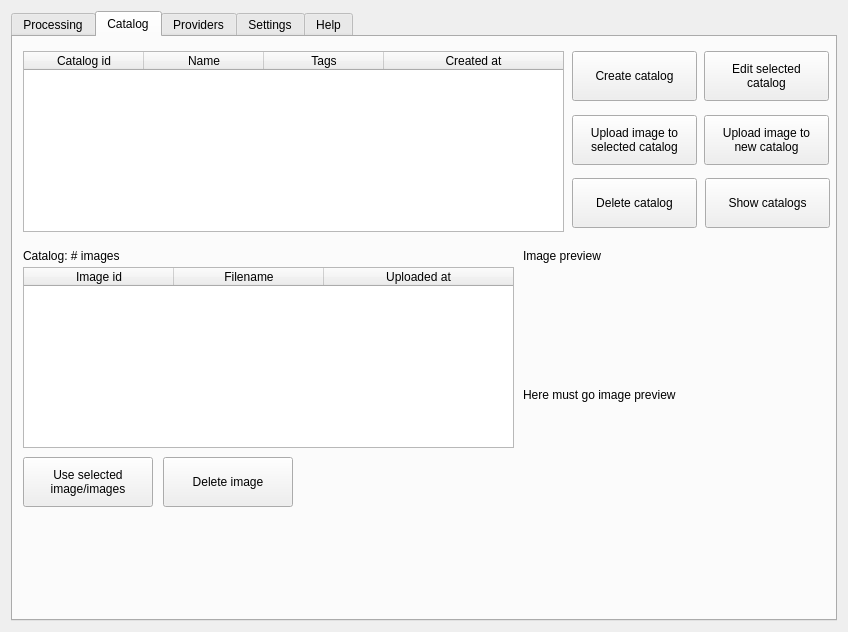
Old version of the form mapflow/static/ui/main_dialog.ui in the repository Geoalert/mapflow-qgis.
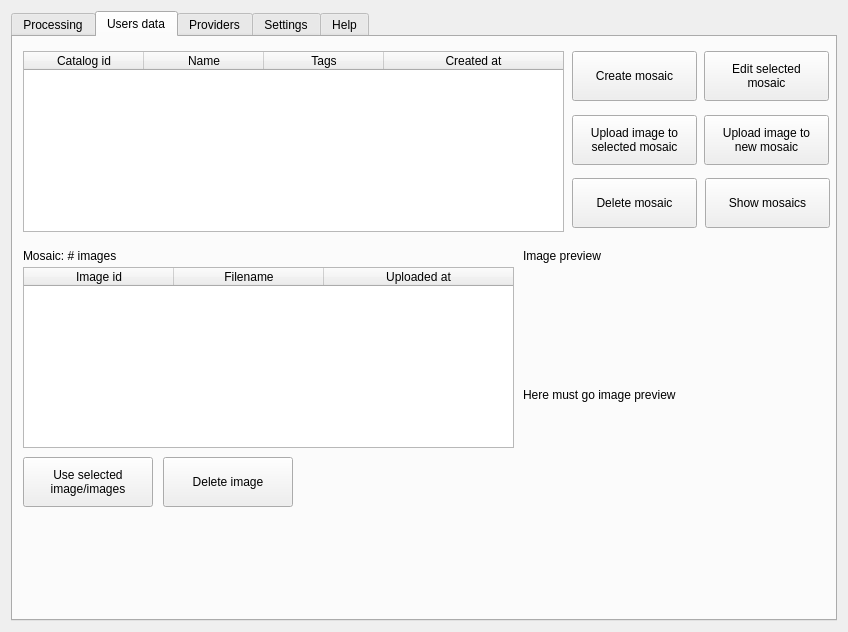
New version of the form. The open tabs and pages were chosen to show the change. Icons and pictures are not drawn. Custom widgets are drawn as their Qt base class.

Commit message: Change "catalog" -> "mosaic"

```diff
--- a/mapflow/static/ui/main_dialog.ui
+++ b/mapflow/static/ui/main_dialog.ui
@@ -406,7 +406,7 @@
      </widget>
      <widget class="QWidget" name="catalogTab">
       <attribute name="title">
-       <string>Catalog</string>
+       <string>Users data</string>
       </attribute>
       <widget class="QPushButton" name="createCatalogButton">
        <property name="geometry">
@@ -418,7 +418,7 @@
         </rect>
        </property>
        <property name="text">
-        <string>Create catalog</string>
+        <string>Create mosaic</string>
        </property>
       </widget>
       <widget class="QPushButton" name="uploadImageToCatalogButton">
@@ -432,7 +432,7 @@
        </property>
        <property name="text">
         <string>Upload image to
-selected catalog</string>
+selected mosaic</string>
        </property>
       </widget>
       <widget class="QPushButton" name="uploadImageToNewCatalogButton">
@@ -446,7 +446,7 @@
        </property>
        <property name="text">
         <string>Upload image to
-new catalog</string>
+new mosaic</string>
        </property>
       </widget>
       <widget class="QPushButton" name="deleteCatalogButton">
@@ -459,7 +459,7 @@
         </rect>
        </property>
        <property name="text">
-        <string>Delete catalog</string>
+        <string>Delete mosaic</string>
        </property>
       </widget>
       <widget class="QTableWidget" name="mosaicsTableWidget">
@@ -515,7 +515,7 @@
        </property>
        <property name="text">
         <string>Edit selected
-catalog</string>
+mosaic</string>
        </property>
       </widget>
       <widget class="QPushButton" name="loadUserMosaicsButton">
@@ -528,7 +528,7 @@
         </rect>
        </property>
        <property name="text">
-        <string>Show catalogs</string>
+        <string>Show mosaics</string>
        </property>
       </widget>
       <widget class="QLabel" name="selectedCatalogImagesLabel">
@@ -541,7 +541,7 @@
         </rect>
        </property>
        <property name="text">
-        <string>Catalog: # images</string>
+        <string>Mosaic: # images</string>
        </property>
       </widget>
       <widget class="QTableWidget" name="mosaicImagesTableWidget">
```
The commit also changes 1 other file.
